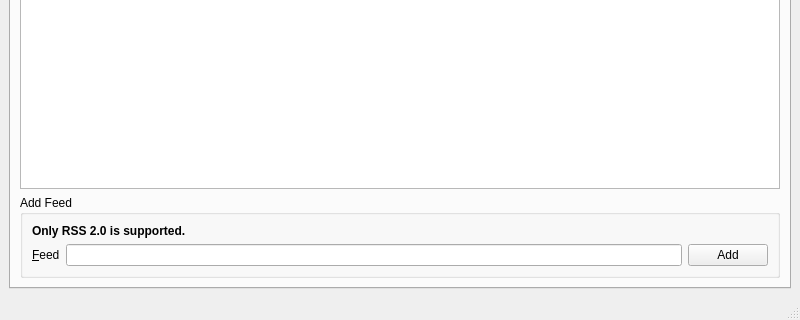
This is branches/trunk/UI/spot-on-rss.ui in textbrowser/spot-on as Qt 5 draws it before an edit; both pictures show x 0 to 800 and y 280 to 600 of the 800 by 600 pixel window. The edited form follows.
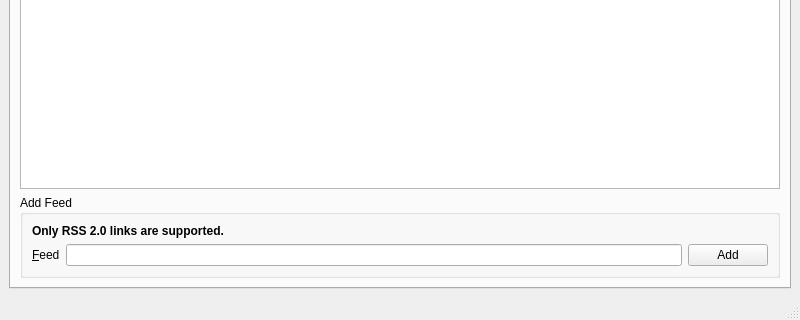
This is the edited form. Icons and pictures are not drawn. Custom widgets are drawn as their Qt base class.

```diff
--- a/branches/trunk/UI/spot-on-rss.ui
+++ b/branches/trunk/UI/spot-on-rss.ui
@@ -346,7 +346,7 @@
               </font>
              </property>
              <property name="text">
-              <string>Only RSS 2.0 is supported.</string>
+              <string>Only RSS 2.0 links are supported.</string>
              </property>
             </widget>
            </item>
```
Left out of the diff: 3 changed lines with no effect on the pictures.
